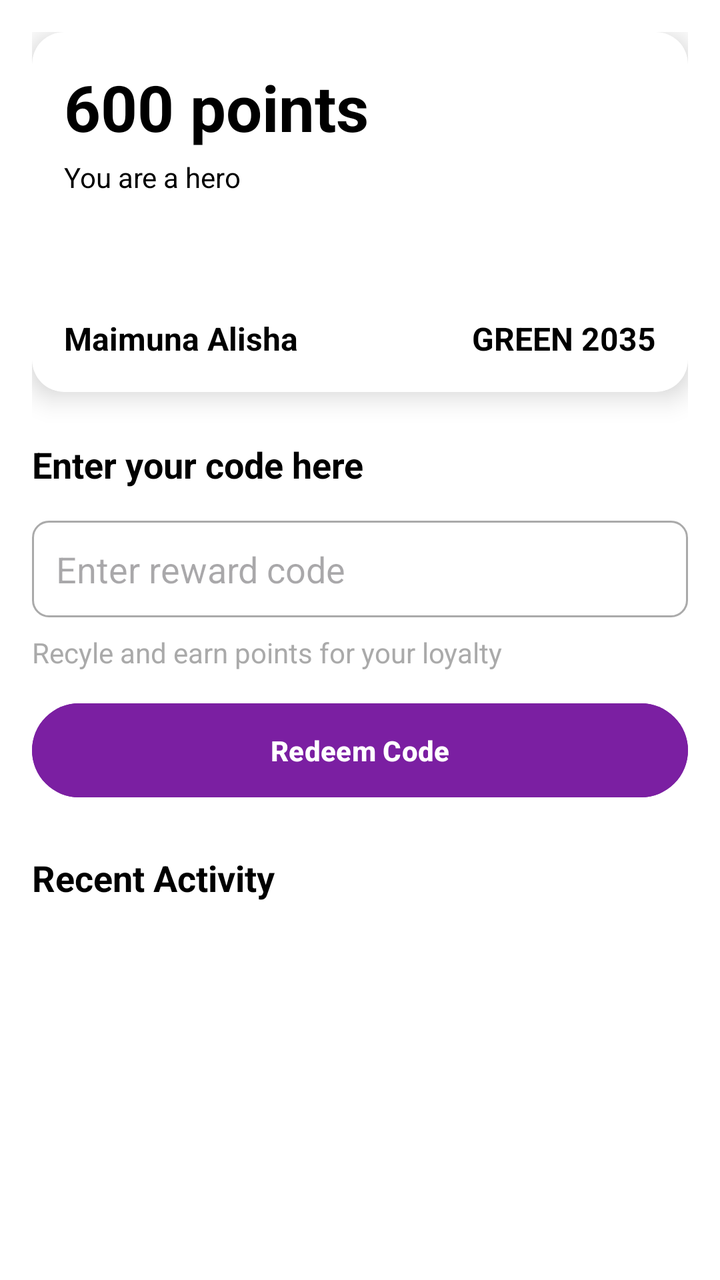
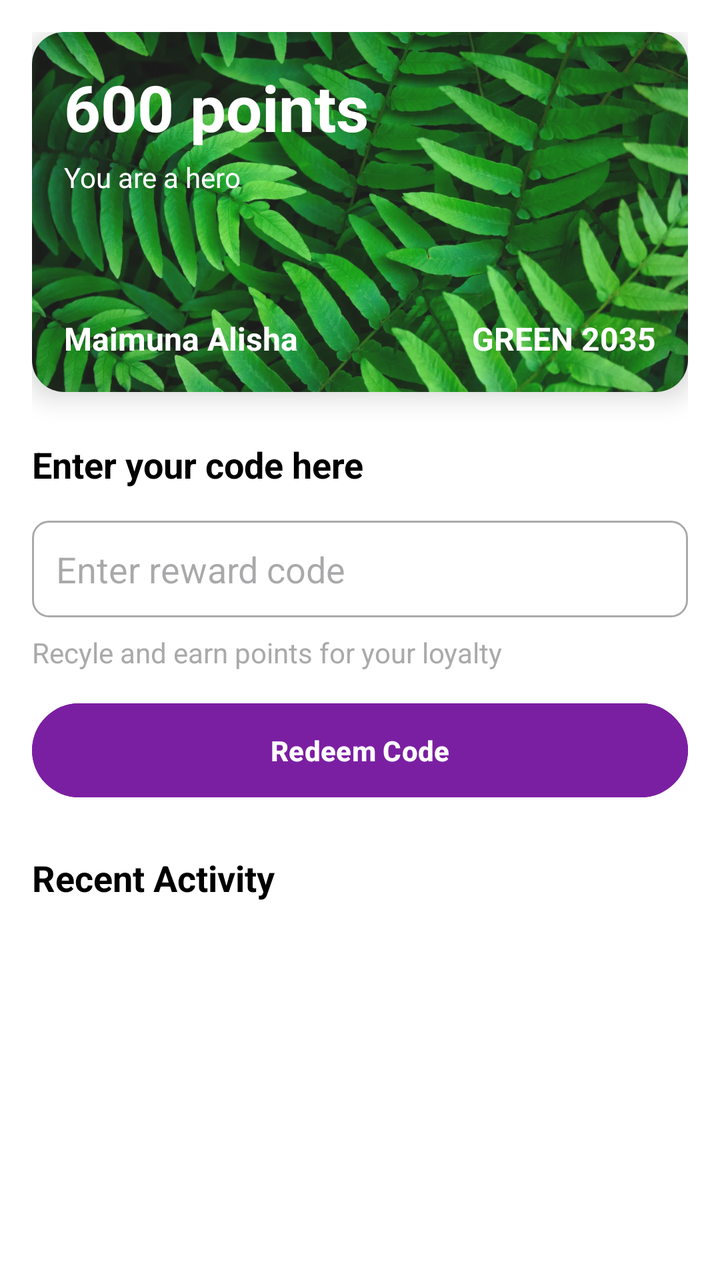

Before-and-after screenshots of an Android layout around one commit, followed by the original layout XML and the change that was made.
<!-- AndroidManifest.xml: application theme Theme.Konserve -->
<!-- res/layout/fragment_rewards.xml -->
<?xml version="1.0" encoding="utf-8"?>
<androidx.constraintlayout.widget.ConstraintLayout
    xmlns:android="http://schemas.android.com/apk/res/android"
    xmlns:app="http://schemas.android.com/apk/res-auto"
    xmlns:tools="http://schemas.android.com/tools"
    android:layout_width="match_parent"
    android:layout_height="match_parent"
    android:background="@android:color/white"
    android:padding="16dp"
    tools:context=".MainActivity">

    
    <androidx.cardview.widget.CardView
        android:id="@+id/loyaltyCard"
        android:layout_width="0dp"
        android:layout_height="180dp"
        app:cardCornerRadius="16dp"
        app:cardElevation="8dp"
        android:background="@color/purple_700"
        app:layout_constraintTop_toTopOf="parent"
        app:layout_constraintStart_toStartOf="parent"
        app:layout_constraintEnd_toEndOf="parent">


        <androidx.constraintlayout.widget.ConstraintLayout
            android:layout_width="match_parent"
            android:layout_height="match_parent"
            android:padding="16dp">

            
            <TextView
                android:id="@+id/loyaltyView"
                android:layout_width="wrap_content"
                android:layout_height="wrap_content"
                android:text="600 points"
                android:textSize="32sp"
                android:textStyle="bold"
                android:textColor="@android:color/black"
                app:layout_constraintTop_toTopOf="parent"
                app:layout_constraintStart_toStartOf="parent"/>

            <TextView
                android:id="@+id/nextRewardText"
                android:layout_width="wrap_content"
                android:layout_height="wrap_content"
                android:text="You are a hero "
                android:textSize="14sp"
                android:textColor="@android:color/black"
                app:layout_constraintTop_toBottomOf="@id/loyaltyView"
                app:layout_constraintStart_toStartOf="parent"
                android:layout_marginTop="4dp"/>

            
            <TextView
                android:id="@+id/userName"
                android:layout_width="wrap_content"
                android:layout_height="wrap_content"
                android:text="Maimuna Alisha"
                android:textSize="16sp"
                android:textColor="@android:color/black"
                android:textStyle="bold"
                app:layout_constraintBottom_toBottomOf="parent"
                app:layout_constraintStart_toStartOf="parent"/>

            <TextView
                android:id="@+id/cardNumber"
                android:layout_width="wrap_content"
                android:layout_height="wrap_content"
                android:text="GREEN 2035"
                android:textSize="16sp"
                android:textColor="@android:color/black"
                android:textStyle="bold"
                app:layout_constraintBottom_toBottomOf="parent"
                app:layout_constraintEnd_toEndOf="parent"/>

        </androidx.constraintlayout.widget.ConstraintLayout>
    </androidx.cardview.widget.CardView>

    
    <TextView
        android:id="@+id/codeTxtView"
        android:layout_width="wrap_content"
        android:layout_height="wrap_content"
        android:text="Enter your code here"
        android:textSize="18sp"
        android:textStyle="bold"
        android:textColor="@android:color/black"
        app:layout_constraintTop_toBottomOf="@id/loyaltyCard"
        app:layout_constraintStart_toStartOf="parent"
        android:layout_marginTop="24dp"/>

    <EditText
        android:id="@+id/codeEditText"
        android:layout_width="0dp"
        android:layout_height="wrap_content"
        android:hint="Enter reward code"
        android:padding="12dp"
        android:background="@drawable/edittext_background"
        app:layout_constraintTop_toBottomOf="@id/codeTxtView"
        app:layout_constraintStart_toStartOf="parent"
        app:layout_constraintEnd_toEndOf="parent"
        android:layout_marginTop="16dp"/>

    <TextView
        android:id="@+id/inviteDetails"
        android:layout_width="wrap_content"
        android:layout_height="wrap_content"
        android:text="Recyle and earn points for your loyalty"
        android:textSize="14sp"
        android:textColor="@android:color/darker_gray"
        app:layout_constraintTop_toBottomOf="@id/codeEditText"
        app:layout_constraintStart_toStartOf="parent"
        android:layout_marginTop="8dp"/>

    <Button
        android:id="@+id/redeemBtn"
        android:layout_width="0dp"
        android:layout_height="wrap_content"
        android:text="Redeem Code"
        android:textStyle="bold"
        android:padding="14dp"
        android:backgroundTint="@color/purple_700"
        android:textColor="@android:color/white"
        app:layout_constraintTop_toBottomOf="@id/inviteDetails"
        app:layout_constraintStart_toStartOf="parent"
        app:layout_constraintEnd_toEndOf="parent"
        android:layout_marginTop="12dp"/>

    
    <TextView
        android:id="@+id/pointsTxtView"
        android:layout_width="wrap_content"
        android:layout_height="wrap_content"
        android:text="Recent Activity"
        android:textSize="18sp"
        android:textStyle="bold"
        android:textColor="@android:color/black"
        app:layout_constraintTop_toBottomOf="@id/redeemBtn"
        app:layout_constraintStart_toStartOf="parent"
        android:layout_marginTop="24dp"/>

    
    <androidx.recyclerview.widget.RecyclerView
        android:id="@+id/recentActivityRecyclerView"
        android:layout_width="0dp"
        android:layout_height="0dp"
        android:background="@android:color/white"
        app:layout_constraintTop_toBottomOf="@id/pointsTxtView"
        app:layout_constraintStart_toStartOf="parent"
        app:layout_constraintEnd_toEndOf="parent"
        app:layout_constraintBottom_toBottomOf="parent"
        android:layout_marginTop="8dp"
        android:padding="8dp"/>

</androidx.constraintlayout.widget.ConstraintLayout>
<!-- resources referenced by this layout -->
<resources>
  <color name="purple_700">#7B1FA2</color>
  <!-- drawable edittext_background (drawable) -->
  <?xml version="1.0" encoding="utf-8"?>
  <shape xmlns:android="http://schemas.android.com/apk/res/android" android:shape="rectangle">
      <solid android:color="@android:color/white"/>
      <stroke android:width="1dp" android:color="@android:color/darker_gray"/>
      <corners android:radius="8dp"/>
      <padding android:left="8dp" android:right="8dp"/>
  </shape>
  <style name="Theme.Konserve" parent="Base.Theme.Konserve" />
  <style name="Base.Theme.Konserve" parent="Theme.Material3.DayNight.NoActionBar">
          
          
  
          <item name="colorPrimary">@color/green_700</item>
          <item name="colorPrimaryVariant">@color/colorPrimaryVariant</item>
          <item name="colorOnPrimary">@color/colorOnPrimary</item>
  
          
          <item name="colorSecondary">@color/colorSecondary</item>
          <item name="colorOnSecondary">@color/colorOnSecondary</item>
  
          
          <item name="colorOnBackground">@color/colorOnBackground</item>
  
          
          <item name="colorSurface">@color/colorSurface</item>
          <item name="colorOnSurface">@color/colorOnSurface</item>
  
          
          <item name="colorError">@color/colorError</item>
          <item name="colorOnError">@color/colorOnError</item>
      </style>
  <color name="green_700">#388E3C</color>
  <color name="colorPrimaryVariant">#3700B3</color>
  <color name="colorOnPrimary">#FFFFFF</color>
  <color name="colorSecondary">#03DAC6</color>
  <color name="colorOnSecondary">#000000</color>
  <color name="colorOnBackground">#000000</color>
  <color name="colorSurface">#FFFFFF</color>
  <color name="colorOnSurface">#000000</color>
  <color name="colorError">#B00020</color>
  <color name="colorOnError">#FFFFFF</color>
</resources>

<!-- the commit's change to res/layout/fragment_rewards.xml (unified diff, before → after) -->
@@ -21,6 +21,13 @@
         app:layout_constraintStart_toStartOf="parent"
         app:layout_constraintEnd_toEndOf="parent">
 
+        <ImageView
+            android:id="@+id/backgroundImage"
+            android:layout_width="match_parent"
+            android:layout_height="match_parent"
+            android:scaleType="centerCrop"
+            android:src="@drawable/plants1"
+            android:alpha="0.9"/>
 
         <androidx.constraintlayout.widget.ConstraintLayout
             android:layout_width="match_parent"
@@ -35,7 +42,7 @@
                 android:text="600 points"
                 android:textSize="32sp"
                 android:textStyle="bold"
-                android:textColor="@android:color/black"
+                android:textColor="@android:color/white"
                 app:layout_constraintTop_toTopOf="parent"
                 app:layout_constraintStart_toStartOf="parent"/>
 
@@ -45,7 +52,7 @@
                 android:layout_height="wrap_content"
                 android:text="You are a hero "
                 android:textSize="14sp"
-                android:textColor="@android:color/black"
+                android:textColor="@android:color/white"
                 app:layout_constraintTop_toBottomOf="@id/loyaltyView"
                 app:layout_constraintStart_toStartOf="parent"
                 android:layout_marginTop="4dp"/>
@@ -57,7 +64,7 @@
                 android:layout_height="wrap_content"
                 android:text="Maimuna Alisha"
                 android:textSize="16sp"
-                android:textColor="@android:color/black"
+                android:textColor="@android:color/white"
                 android:textStyle="bold"
                 app:layout_constraintBottom_toBottomOf="parent"
                 app:layout_constraintStart_toStartOf="parent"/>
@@ -68,7 +75,7 @@
                 android:layout_height="wrap_content"
                 android:text="GREEN 2035"
                 android:textSize="16sp"
-                android:textColor="@android:color/black"
+                android:textColor="@android:color/white"
                 android:textStyle="bold"
                 app:layout_constraintBottom_toBottomOf="parent"
                 app:layout_constraintEnd_toEndOf="parent"/>
<!-- resource entries referenced after the edit -->
@@ -9,6 +9,7 @@
       <corners android:radius="8dp"/>
       <padding android:left="8dp" android:right="8dp"/>
   </shape>
+  <!-- drawable plants1: webp bitmap (drawable, 125486 bytes) -->
   <style name="Theme.Konserve" parent="Base.Theme.Konserve" />
   <style name="Base.Theme.Konserve" parent="Theme.Material3.DayNight.NoActionBar">
           
